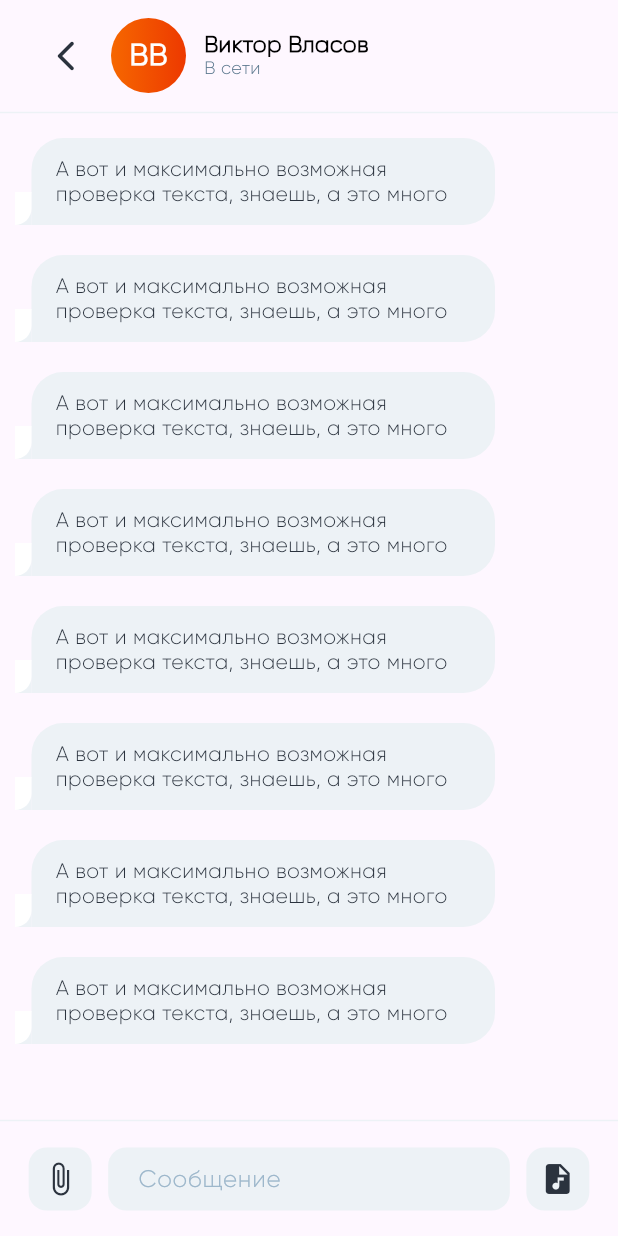
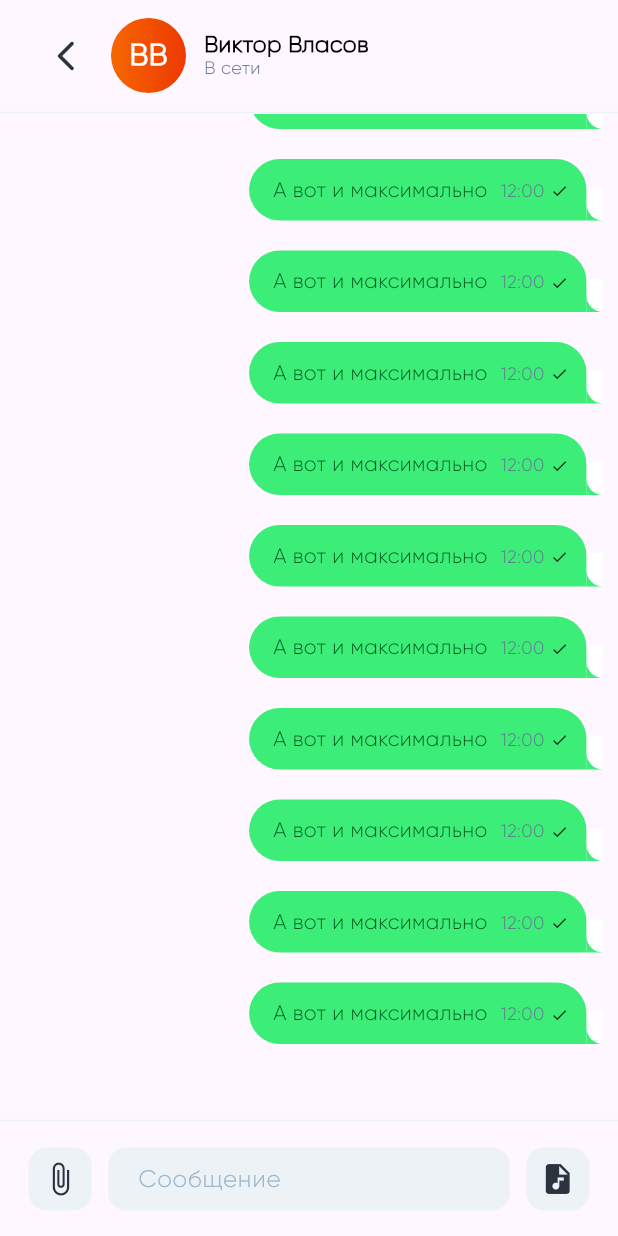
Before and after one commit to hoopa34/mozz_test_messager, a Flutter app: the screen it shows after launch, on a phone screen of 412 x 824 dp. Run offline on Flutter 3.47's test engine with Material 3 defaults, Android fonts, the phone set to English and light mode, and no system bars.

Commit message:
Add date

```diff
--- a/lib/ui/pages/page_chat/page_chat_content.dart
+++ b/lib/ui/pages/page_chat/page_chat_content.dart
@@ -29,7 +29,7 @@ class PageChatContetnMessages extends StatelessWidget {
             return const SizedBox(height: 30);
           }
           return const MessageWidget(
-            isUser: false,
+            isUser: true,
           );
         },
         separatorBuilder: (context, index) => const SizedBox(height: 20),
--- a/lib/ui/widgets/message_widget/message_widget.dart
+++ b/lib/ui/widgets/message_widget/message_widget.dart
@@ -4,7 +4,12 @@ import 'package:mozz_test_messenger/ui/theme/app_texts/app_text_styles.dart';
 
 class MessageWidget extends StatelessWidget {
   final bool isUser;
-  const MessageWidget({super.key, this.isUser = true});
+  final bool isWatched;
+  const MessageWidget({
+    super.key,
+    this.isUser = true,
+    this.isWatched = false,
+  });
 
   @override
   Widget build(BuildContext context) {
@@ -17,7 +22,8 @@ class MessageWidget extends StatelessWidget {
           child: Container(
             padding: const EdgeInsets.symmetric(horizontal: 16, vertical: 12),
             constraints: BoxConstraints(
-                maxWidth: MediaQuery.of(context).size.width * 0.75),
+              maxWidth: MediaQuery.of(context).size.width * 0.75,
+            ),
             decoration: BoxDecoration(
               color: isUser ? AppColors.green : AppColors.stroke,
               borderRadius: BorderRadiusDirectional.only(
@@ -27,9 +33,15 @@ class MessageWidget extends StatelessWidget {
                 bottomEnd: isUser ? Radius.zero : const Radius.circular(21),
               ),
             ),
-            child: Text(
-              'А вот и максимально возможная проверка текста, знаешь, а это много',
-              style: isUser ? AppTestStyles.userMessage : AppTestStyles.contactMessage,
+            child: Padding(
+              padding: const EdgeInsets.only(right: 50),
+              child: Text(
+                // 'А вот и максимально возможная дальность сообщения что я накидал на ходу',
+                'А вот и максимально',
+                style: isUser
+                    ? AppTestStyles.userMessage
+                    : AppTestStyles.contactMessage,
+              ),
             ),
           ),
         ),
@@ -56,6 +68,31 @@ class MessageWidget extends StatelessWidget {
             ),
           ),
         ),
+        // Время и галочки
+        SizedBox(
+          child: Padding(
+            padding: const EdgeInsets.symmetric(vertical: 12, horizontal: 12 + 11),
+            child: Row(
+              mainAxisSize: MainAxisSize.min,
+              children: [
+                Text(
+                  '12:00',
+                  style: AppTestStyles.profileMessage,
+                ),
+                const SizedBox(width: 4),
+                isWatched
+                    ? const Icon(
+                        Icons.done_all,
+                        size: 12,
+                      )
+                    : const Icon(
+                        Icons.done,
+                        size: 12,
+                      ),
+              ],
+            ),
+          ),
+        )
       ],
     );
   }
```
